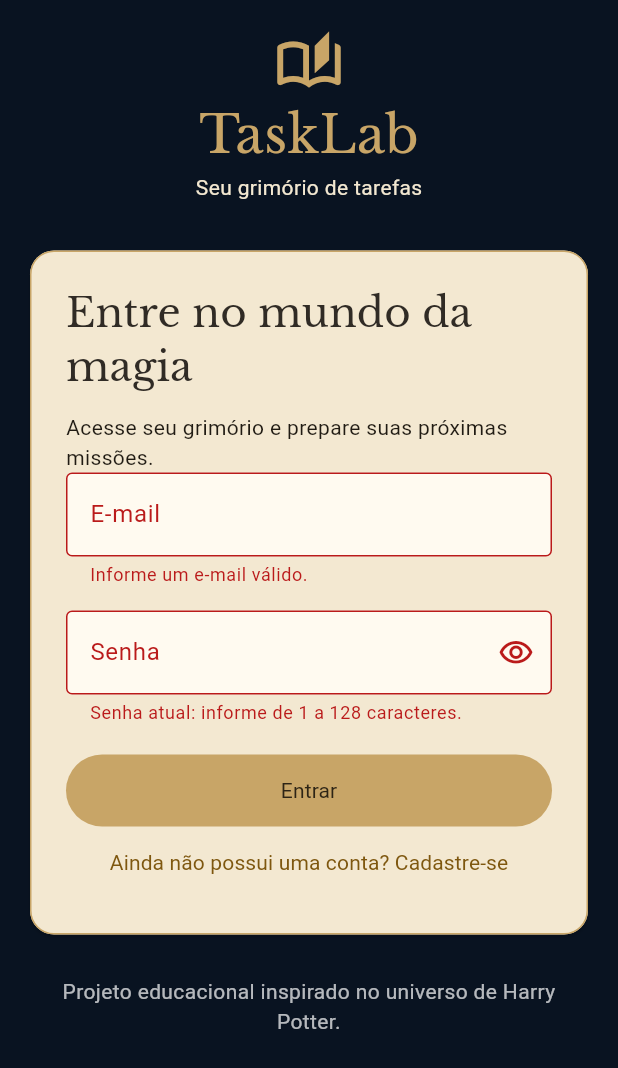
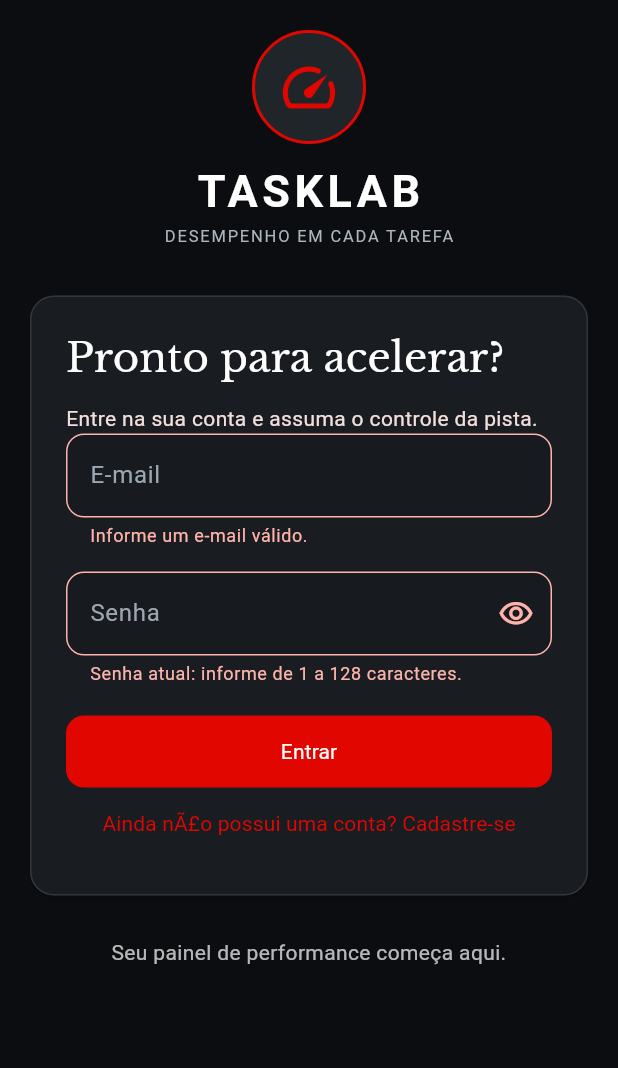
Before and after one commit to TaskLabTDSSenac/App, a Flutter app: the screen it shows after launch, after a tap on "Entrar", on a phone screen of 412 x 824 dp. Shown: the top 1068 px of the screen. Run offline on Flutter 3.47's test engine with Material 3 defaults, Android fonts, the phone set to English and light mode, and no system bars; our stand-ins replace flutter_secure_storage; accounts and stored records are empty.

Commit message:
layout novo

```diff
--- a/lib/app.dart
+++ b/lib/app.dart
@@ -42,7 +42,7 @@ class _TaskLabAppState extends State<TaskLabApp> {
   @override
   Widget build(BuildContext context) => MaterialApp(
     navigatorKey: navigator,
-    title: 'TaskLab',
+    title: 'TaskLab Performance',
     debugShowCheckedModeBanner: false,
     theme: AppTheme.theme,
     locale: const Locale('pt', 'BR'),
--- a/lib/screens/login_screen.dart
+++ b/lib/screens/login_screen.dart
@@ -42,12 +42,12 @@ class _LoginScreenState extends State<LoginScreen> {
                     crossAxisAlignment: CrossAxisAlignment.stretch,
                     children: [
                       Text(
-                        'Entre no mundo da magia',
+                        'Pronto para acelerar?',
                         style: Theme.of(context).textTheme.headlineSmall,
                       ),
                       const SizedBox(height: 12),
                       const Text(
-                        'Acesse seu grimório e prepare suas próximas missões.',
+                        'Entre na sua conta e assuma o controle da pista.',
                       ),
                       MessageBox(notice, success: true),
                       MessageBox(widget.auth.message),
@@ -76,7 +76,7 @@ class _LoginScreenState extends State<LoginScreen> {
                                   widget.auth.login(email.text, password.text);
                                 }
                               },
-                        child: Text(widget.auth.busy ? 'Entrando…' : 'Entrar'),
+                        child: Text(widget.auth.busy ? 'Entrandoâ€¦' : 'Entrar'),
                       ),
                       TextButton(
                         onPressed: widget.auth.busy
@@ -91,20 +91,20 @@ class _LoginScreenState extends State<LoginScreen> {
                                     );
                                 if (mounted && registered == true) {
                                   setState(() {
-                                    notice = 'Conta criada com sucesso. Faça login para continuar.';
+                                    notice = 'Conta criada com sucesso. FaÃ§a login para continuar.';
                                     password.clear();
                                   });
                                 }
                               },
                         child: const Text(
-                          'Ainda não possui uma conta? Cadastre-se',
+                          'Ainda nÃ£o possui uma conta? Cadastre-se',
                         ),
                       ),
                       if (widget.auth.message?.contains('apagar o token') ==
                           true)
                         TextButton(
                           onPressed: () => widget.auth.logout(),
-                          child: const Text('Tentar limpar sessão novamente'),
+                          child: const Text('Tentar limpar sessÃ£o novamente'),
                         ),
                     ],
                   ),
@@ -114,7 +114,7 @@ class _LoginScreenState extends State<LoginScreen> {
           ),
           const SizedBox(height: 20),
           const Text(
-            'Projeto educacional inspirado no universo de Harry Potter.',
+            'Seu painel de performance começa aqui.',
             textAlign: TextAlign.center,
             style: TextStyle(color: Colors.white70),
           ),
--- a/lib/screens/profile_screen.dart
+++ b/lib/screens/profile_screen.dart
@@ -67,18 +67,18 @@ class _ProfileScreenState extends State<ProfileScreen> {
             crossAxisAlignment: CrossAxisAlignment.stretch,
             children: [
               Text(
-                'Meu perfil',
+                'Perfil do piloto',
                 style: Theme.of(context).textTheme.headlineSmall,
               ),
               if (!AppConfig.profileEditingAvailable)
                 const MessageBox(
-                  'Edição de nome e e-mail pendente: a API ainda não oferece essa rota. Nenhuma alteração será salva.',
+                  'EdiÃ§Ã£o de nome e e-mail pendente: a API ainda nÃ£o oferece essa rota. Nenhuma alteraÃ§Ã£o serÃ¡ salva.',
                 ),
               MessageBox(message, success: success),
               TextFormField(
                 initialValue: '${widget.auth.user?.id ?? ''}',
                 readOnly: true,
-                decoration: const InputDecoration(labelText: 'ID do usuário'),
+                decoration: const InputDecoration(labelText: 'ID do usuÃ¡rio'),
               ),
               const SizedBox(height: 16),
               TextFormField(
@@ -101,7 +101,7 @@ class _ProfileScreenState extends State<ProfileScreen> {
                 onPressed: busy || !AppConfig.profileEditingAvailable
                     ? null
                     : save,
-                child: Text(busy ? 'Salvando…' : 'Salvar dados'),
+                child: Text(busy ? 'Salvandoâ€¦' : 'Salvar dados'),
               ),
               TextButton(
                 key: const Key('profile-password'),
@@ -120,7 +120,7 @@ class _ProfileScreenState extends State<ProfileScreen> {
               ),
               const SizedBox(height: 12),
               const Text(
-                'Projeto educacional inspirado no universo de Harry Potter.',
+                'Ajuste seus dados e mantenha tudo em alta performance.',
                 textAlign: TextAlign.center,
               ),
             ],
--- a/lib/screens/register_screen.dart
+++ b/lib/screens/register_screen.dart
@@ -57,7 +57,7 @@ class _RegisterScreenState extends State<RegisterScreen> {
               crossAxisAlignment: CrossAxisAlignment.stretch,
               children: [
                 Text(
-                  'Sua jornada começa aqui',
+                  'Monte seu perfil de piloto',
                   style: Theme.of(context).textTheme.headlineSmall,
                 ),
                 MessageBox(error),
@@ -89,7 +89,7 @@ class _RegisterScreenState extends State<RegisterScreen> {
                 PasswordField(
                   key: const Key('register-confirmation'),
                   controller: confirmation,
-                  label: 'Confirmação de senha',
+                  label: 'ConfirmaÃ§Ã£o de senha',
                   validator: (value) =>
                       Validators.confirmation(value, password.text),
                   newPassword: true,
@@ -98,7 +98,7 @@ class _RegisterScreenState extends State<RegisterScreen> {
                 FilledButton(
                   key: const Key('register-submit'),
                   onPressed: busy ? null : submit,
-                  child: Text(busy ? 'Criando conta…' : 'Criar conta'),
+                  child: Text(busy ? 'Criando contaâ€¦' : 'Criar conta'),
                 ),
               ],
             ),
--- a/lib/theme/app_theme.dart
+++ b/lib/theme/app_theme.dart
@@ -1,59 +1,87 @@
 import 'package:flutter/material.dart';
 
 class AppTheme {
-  static const night = Color(0xff091321);
-  static const gold = Color(0xffc8a567);
-  static const paper = Color(0xfff3e8d1);
+  static const night = Color(0xff0b0d10);
+  static const gold = Color(0xffe10600);
+  static const paper = Color(0xff191d22);
+  static const steel = Color(0xff9da7b1);
+
   static ThemeData get theme {
+    final scheme = ColorScheme.fromSeed(
+      seedColor: gold,
+      brightness: Brightness.dark,
+      surface: paper,
+      primary: gold,
+      secondary: steel,
+    );
     final base = ThemeData(
       useMaterial3: true,
+      brightness: Brightness.dark,
       fontFamily: 'TaskLabText',
-      colorScheme: ColorScheme.fromSeed(
-        seedColor: const Color(0xff795a29),
-        surface: paper,
-      ),
+      colorScheme: scheme,
     );
     return base.copyWith(
       scaffoldBackgroundColor: night,
       appBarTheme: const AppBarTheme(
         backgroundColor: night,
-        foregroundColor: gold,
+        foregroundColor: Colors.white,
+        centerTitle: false,
+        elevation: 0,
+        scrolledUnderElevation: 0,
       ),
       textTheme: base.textTheme.copyWith(
         headlineSmall: const TextStyle(
-          fontFamily: 'TaskLabTitle',
-          fontSize: 27,
-          color: Color(0xff302b25),
+          fontFamily: 'TaskLabTitle', fontSize: 27, color: Colors.white,
         ),
         titleLarge: const TextStyle(
-          fontFamily: 'TaskLabTitle',
-          fontSize: 23,
-          color: Color(0xff302b25),
+          fontFamily: 'TaskLabTitle', fontSize: 21, color: Colors.white,
         ),
       ),
-      inputDecorationTheme: const InputDecorationTheme(
-        border: OutlineInputBorder(),
+      inputDecorationTheme: InputDecorationTheme(
+        border: OutlineInputBorder(borderRadius: BorderRadius.circular(12)),
         filled: true,
-        fillColor: Color(0xfffffaf0),
+        fillColor: const Color(0xff171b20),
+        labelStyle: const TextStyle(color: steel),
+        enabledBorder: OutlineInputBorder(
+          borderRadius: BorderRadius.all(Radius.circular(12)),
+          borderSide: BorderSide(color: Color(0xff353c44)),
+        ),
+        focusedBorder: OutlineInputBorder(
+          borderRadius: BorderRadius.all(Radius.circular(12)),
+          borderSide: BorderSide(color: gold, width: 1.5),
+        ),
       ),
       cardTheme: CardThemeData(
         color: paper,
         margin: const EdgeInsets.symmetric(vertical: 8),
         shape: RoundedRectangleBorder(
           borderRadius: BorderRadius.circular(16),
-          side: const BorderSide(color: gold),
+          side: const BorderSide(color: Color(0xff30363d)),
         ),
+      ),
+      navigationBarTheme: const NavigationBarThemeData(
+        backgroundColor: Color(0xff121519),
+        indicatorColor: Color(0xff421916),
+        labelTextStyle: WidgetStatePropertyAll(TextStyle(color: Colors.white70)),
       ),
       filledButtonTheme: FilledButtonThemeData(
         style: FilledButton.styleFrom(
           backgroundColor: gold,
-          foregroundColor: const Color(0xff2d2415),
+          foregroundColor: Colors.white,
           minimumSize: const Size(48, 48),
+          shape: RoundedRectangleBorder(borderRadius: BorderRadius.circular(12)),
         ),
       ),
       floatingActionButtonTheme: const FloatingActionButtonThemeData(
         backgroundColor: gold,
-        foregroundColor: night,
+        foregroundColor: Colors.white,
+      ),
+      progressIndicatorTheme: const ProgressIndicatorThemeData(color: gold),
+      dividerColor: const Color(0xff30363d),
+      chipTheme: base.chipTheme.copyWith(
+        backgroundColor: const Color(0xff252b31),
+        side: const BorderSide(color: Color(0xff3b434b)),
+        labelStyle: const TextStyle(color: Colors.white70),
       ),
     );
   }
--- a/lib/widgets/common.dart
+++ b/lib/widgets/common.dart
@@ -8,22 +8,30 @@ class Brand extends StatelessWidget {
   Widget build(BuildContext context) => Column(
     children: [
       Semantics(
-        label: 'TaskLab',
-        child: Icon(
-          Icons.auto_stories_outlined,
-          color: AppTheme.gold,
-          size: 46,
+        label: 'TaskLab - performance',
+        child: Container(
+          width: 76,
+          height: 76,
+          decoration: BoxDecoration(
+            shape: BoxShape.circle,
+            color: const Color(0xff20252a),
+            border: Border.all(color: AppTheme.gold, width: 2),
+          ),
+          child: const Icon(Icons.speed_rounded, color: AppTheme.gold, size: 42),
         ),
       ),
-      Text(
-        'TaskLab',
+      const SizedBox(height: 10),
+      const Text(
+        'TASKLAB',
         style: TextStyle(
-          fontFamily: 'TaskLabTitle',
-          fontSize: 34,
-          color: AppTheme.gold,
+          fontFamily: 'TaskLabText', fontSize: 30, fontWeight: FontWeight.w700,
+          letterSpacing: 3, color: Colors.white,
         ),
       ),
-      Text('Seu grimório de tarefas', style: TextStyle(color: AppTheme.paper)),
+      const Text(
+        'DESEMPENHO EM CADA TAREFA',
+        style: TextStyle(color: Color(0xffadb5bd), letterSpacing: 1.2, fontSize: 11),
+      ),
     ],
   );
 }
@@ -59,18 +67,12 @@ class MessageBox extends StatelessWidget {
             margin: const EdgeInsets.symmetric(vertical: 12),
             padding: const EdgeInsets.all(12),
             decoration: BoxDecoration(
-              color: success
-                  ? const Color(0xffe2e9d4)
-                  : const Color(0xfffae8df),
+              color: success ? const Color(0xff1e392e) : const Color(0xff492220),
               borderRadius: BorderRadius.circular(8),
             ),
             child: Text(
               text!,
-              style: TextStyle(
-                color: success
-                    ? const Color(0xff315333)
-                    : const Color(0xff852d28),
-              ),
+              style: TextStyle(color: success ? const Color(0xff9de0bd) : const Color(0xffffaaa5)),
             ),
           ),
         );
@@ -100,10 +102,7 @@ class ErrorView extends StatelessWidget {
           mainAxisSize: MainAxisSize.min,
           children: [
             MessageBox(message),
-            FilledButton(
-              onPressed: retry,
-              child: const Text('Tentar novamente'),
-            ),
+            FilledButton(onPressed: retry, child: const Text('Tentar novamente')),
           ],
         ),
       ),
```
Also changed, not shown: lib/screens/home_screen.dart (+14 -22 lines), lib/screens/tasks_screen.dart (+30 -11 lines).
